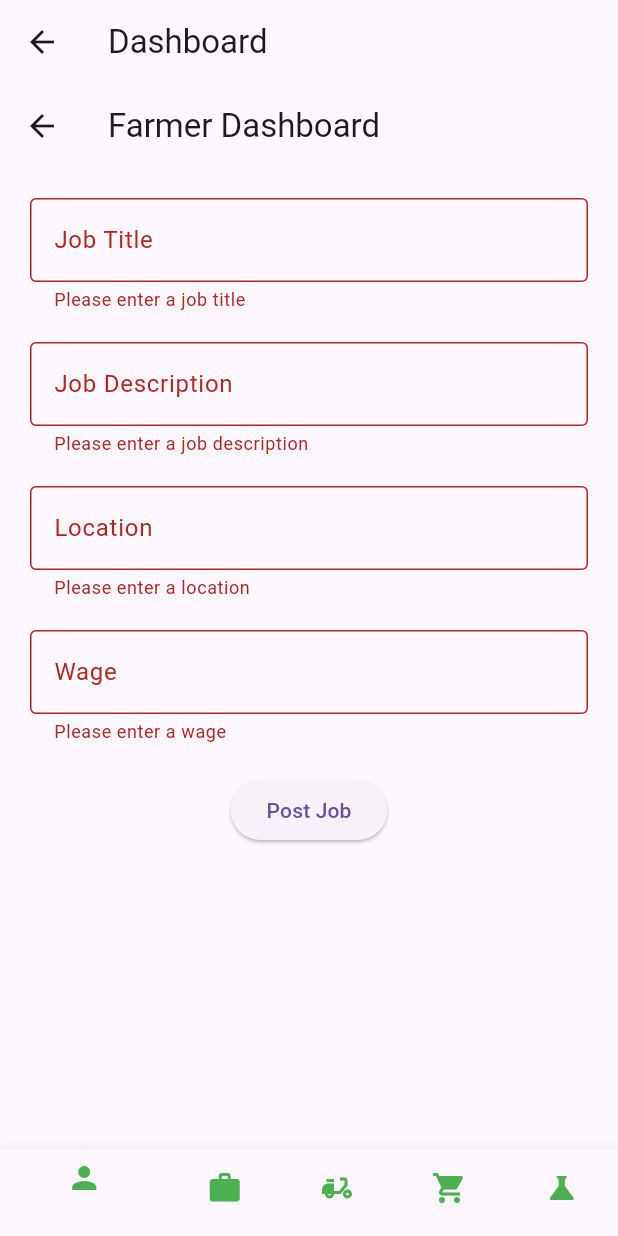
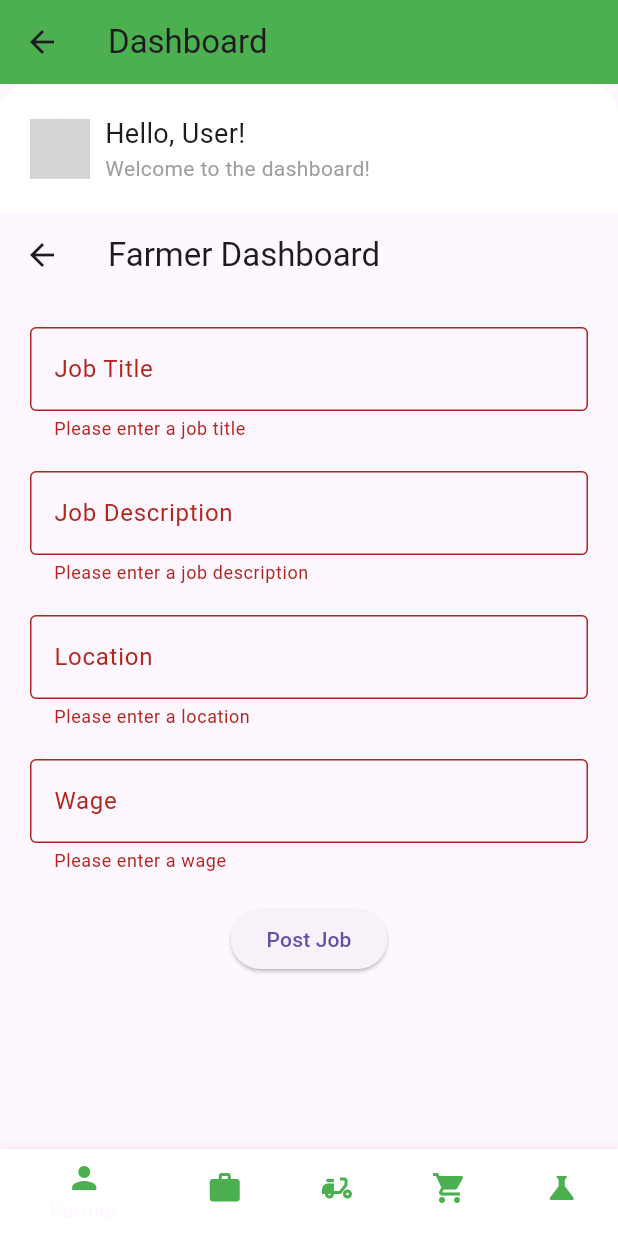
Before and after one commit to Harish05A/farmezy, a Flutter app: the DashboardScreen screen opened by its route, after a tap on "Post Job", on a phone screen of 412 x 824 dp. Run offline on Flutter 3.47's test engine with Material 3 defaults, Android fonts, the phone set to English and light mode, and no system bars; our stand-ins replace cloud_firestore, firebase_auth, firebase_core; accounts and stored records are empty; network calls fail; grey boxes are pictures that could not be loaded.

Commit message:
short changes

```diff
--- a/lib/dashboard/dashboard_screen.dart
+++ b/lib/dashboard/dashboard_screen.dart
@@ -1,9 +1,12 @@
+// dashboard_screen.dart
 import 'package:flutter/material.dart';
 import 'role_dashboard/farmer_dashboard.dart';
 import 'role_dashboard/worker_dashboard.dart';
 import 'role_dashboard/equipment_owner_dashboard.dart';
 import 'role_dashboard/corporate_buyer_dashboard.dart';
 import 'role_dashboard/agriculture_officer_dashboard.dart';
+
+enum Role { farmer, worker, equipmentOwner, corporateBuyer, agricultureOfficer }
 
 class DashboardScreen extends StatefulWidget {
   const DashboardScreen({super.key});
@@ -13,57 +16,97 @@ class DashboardScreen extends StatefulWidget {
 }
 
 class _DashboardScreenState extends State<DashboardScreen> {
-  int _currentIndex = 0;
+  Role _currentRole = Role.farmer;
 
-  final List<Widget> _dashboards = [
-    FarmerDashboard(),
-    WorkerDashboard(),
-    const EquipmentOwnerDashboard(),
-    const CorporateBuyerDashboard(),
-    const AgricultureOfficerDashboard(),
-  ];
+  final Map<Role, Widget> _dashboards = {
+    Role.farmer: FarmerDashboard(),
+    Role.worker: WorkerDashboard(),
+    Role.equipmentOwner: const EquipmentOwnerDashboard(),
+    Role.corporateBuyer: const CorporateBuyerDashboard(),
+    Role.agricultureOfficer: const AgricultureOfficerDashboard(),
+  };
 
   @override
   Widget build(BuildContext context) {
     return Scaffold(
       appBar: AppBar(
         title: const Text('Dashboard'),
+        backgroundColor: Colors.green,
+        elevation: 0,
       ),
-      body: _dashboards[_currentIndex],
+      body: Container(
+        decoration: const BoxDecoration(
+          color: Colors.white,
+          borderRadius: BorderRadius.only(
+            topLeft: Radius.circular(20),
+            topRight: Radius.circular(20),
+          ),
+        ),
+        child: Column(
+          children: [
+            Container(
+              padding: const EdgeInsets.all(20),
+              child: Row(
+                children: [
+                  const CircleAvatar(
+                    backgroundImage: NetworkImage(
+                      'https://via.placeholder.com/150',
+                    ),
+                  ),
+                  const SizedBox(width: 10),
+                  Column(
+                    crossAxisAlignment: CrossAxisAlignment.start,
+                    children: const [
+                      Text(
+                        'Hello, User!',
+                        style: TextStyle(fontSize: 18),
+                      ),
+                      Text(
+                        'Welcome to the dashboard!',
+                        style: TextStyle(fontSize: 14, color: Colors.grey),
+                      ),
+                    ],
+                  ),
+                ],
+              ),
+            ),
+            Expanded(
+              child: _dashboards[_currentRole]!,
+            ),
+          ],
+        ),
+      ),
       bottomNavigationBar: BottomNavigationBar(
-        currentIndex: _currentIndex,
+        currentIndex: _getRoleIndex(_currentRole),
         onTap: (index) {
           setState(() {
-            _currentIndex = index;
+            _currentRole = _getRoleFromIndex(index);
           });
         },
-        items: const [
-          BottomNavigationBarItem(
-            icon: Icon(
-              Icons.person,
-              color: Colors.green,
-            ),
-            label: 'Farmer',
-          ),
-          BottomNavigationBarItem(
-            icon: Icon(Icons.work, color: Colors.green),
-            label: 'Worker',
-            backgroundColor: Colors.grey,
-          ),
-          BottomNavigationBarItem(
-            icon: Icon(Icons.delivery_dining, color: Colors.green),
-            label: 'Equipment Owner',
-          ),
-          BottomNavigationBarItem(
-            icon: Icon(Icons.shopping_cart, color: Colors.green),
-            label: 'Corporate Buyer',
-          ),
-          BottomNavigationBarItem(
-            icon: Icon(Icons.science, color: Colors.green),
-            label: 'Agriculture Officer',
-          ),
+        items: [
+          _buildNavigationBarItem(Icons.person, 'Farmer'),
+          _buildNavigationBarItem(Icons.work, 'Worker'),
+          _buildNavigationBarItem(Icons.delivery_dining, 'Equipment Owner'),
+          _buildNavigationBarItem(Icons.shopping_cart, 'Corporate Buyer'),
+          _buildNavigationBarItem(Icons.science, 'Agriculture Officer'),
         ],
       ),
     );
   }
+
+  int _getRoleIndex(Role role) {
+    return Role.values.indexOf(role);
+  }
+
+  Role _getRoleFromIndex(int index) {
+    return Role.values[index];
+  }
+
+  BottomNavigationBarItem _buildNavigationBarItem(IconData icon, String label) {
+    return BottomNavigationBarItem(
+      icon: Icon(icon, color: Colors.green),
+      label: label,
+      backgroundColor: Colors.white,
+    );
+  }
 }
--- a/lib/main.dart
+++ b/lib/main.dart
@@ -1,4 +1,3 @@
-// main.dart
 import 'package:farmezy/dashboard/dashboard_screen.dart';
 import 'package:flutter/material.dart';
 import 'package:firebase_core/firebase_core.dart';
@@ -23,7 +22,7 @@ class MyApp extends StatelessWidget {
       ),
       home: SplashScreen(),
       routes: {
-        '/home': (context) => DashboardScreen(), // define the route for '/home'
+        '/home': (context) => DashboardScreen(),
       },
     );
   }
```
